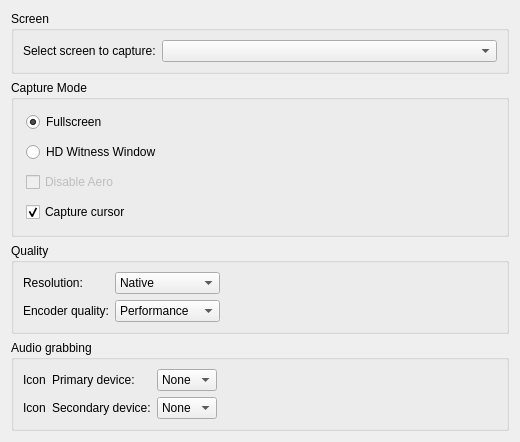
Old version of the form client/src/ui/preferences/recordingsettingswidget.ui in the repository networkoptix/nx_open.
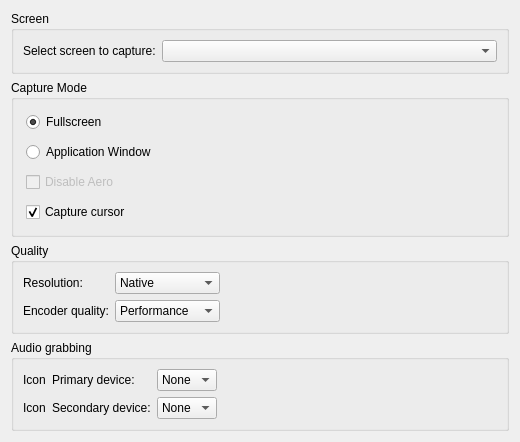
New version of the form.

Commit message:
Fixed a label in recording settings.
<==== Mercurial data ====>
Branch: master

What changed in the file:
```diff
--- a/client/src/ui/preferences/recordingsettingswidget.ui
+++ b/client/src/ui/preferences/recordingsettingswidget.ui
@@ -80,7 +80,7 @@
          <string comment="Grabs Eve window"/>
         </property>
         <property name="text">
-         <string>HD Witness Window</string>
+         <string>Application Window</string>
         </property>
        </widget>
       </item>
```
